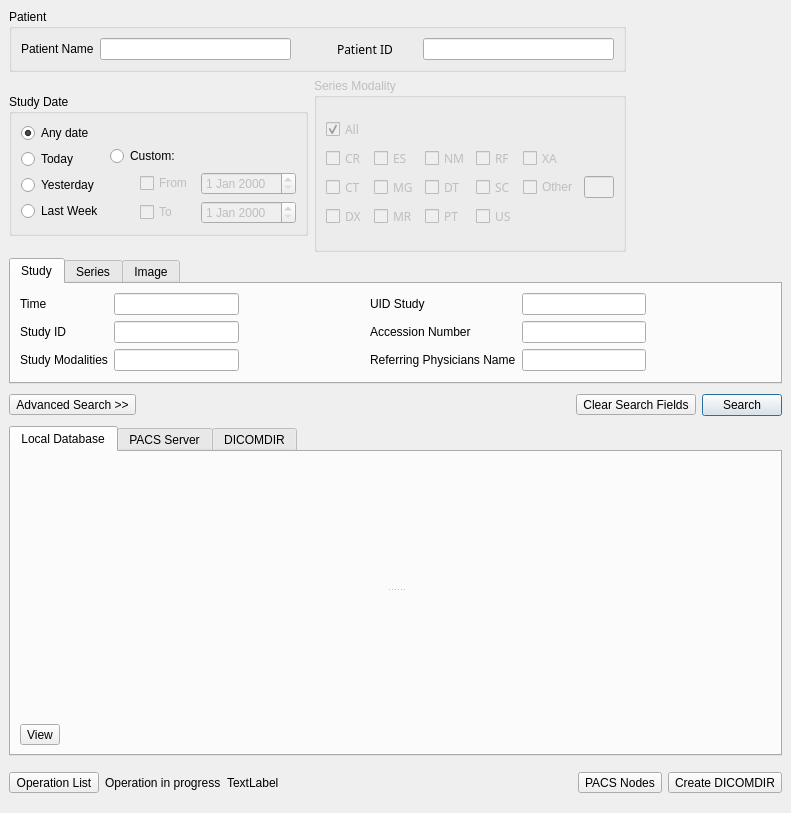
This is starviewer/src/inputoutput/queryscreenbase.ui in starviewer-medical/starviewer as Qt 5 draws it before an edit. The edited form follows.
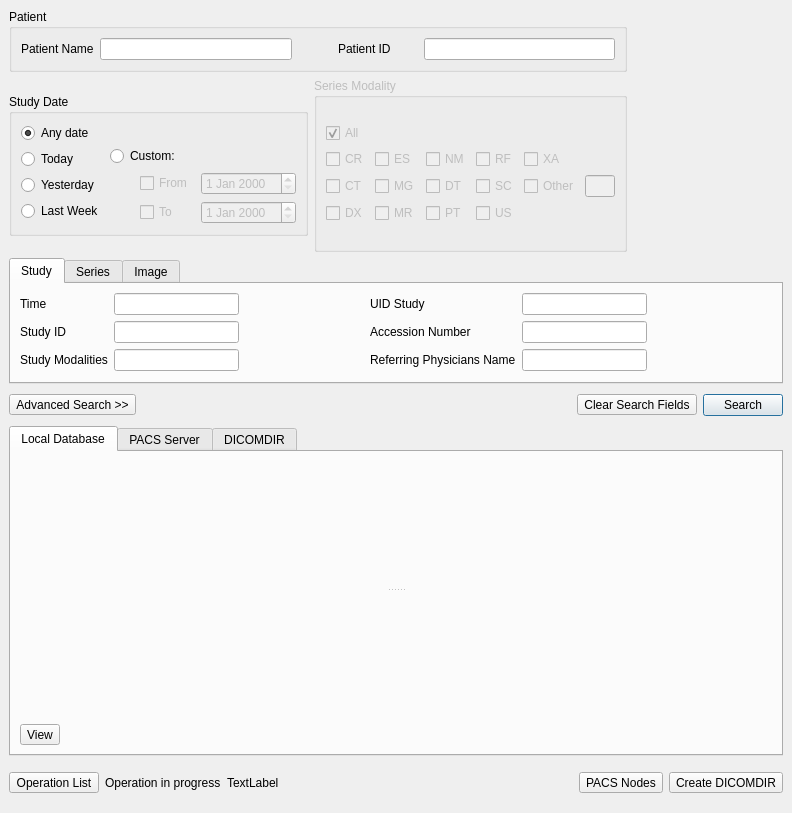
This is the edited form. Icons and pictures are not drawn. Custom widgets are drawn as their Qt base class.

Commit message: ENH: reset de les propietats de font d'alguns labels. ticket #515

The edit to the form file:
```diff
--- a/starviewer/src/inputoutput/queryscreenbase.ui
+++ b/starviewer/src/inputoutput/queryscreenbase.ui
@@ -98,17 +98,6 @@
               <height>0</height>
              </size>
             </property>
-            <property name="font" >
-             <font>
-              <family>Sans Serif</family>
-              <pointsize>9</pointsize>
-              <weight>50</weight>
-              <italic>false</italic>
-              <bold>false</bold>
-              <underline>false</underline>
-              <strikeout>false</strikeout>
-             </font>
-            </property>
             <property name="text" >
              <string>Patient ID</string>
             </property>
@@ -407,17 +396,6 @@
               </property>
               <item row="2" column="3" >
                <widget class="QCheckBox" name="m_checkSC" >
-                <property name="font" >
-                 <font>
-                  <family>Sans Serif</family>
-                  <pointsize>9</pointsize>
-                  <weight>50</weight>
-                  <italic>false</italic>
-                  <bold>false</bold>
-                  <underline>false</underline>
-                  <strikeout>false</strikeout>
-                 </font>
-                </property>
                 <property name="text" >
                  <string>SC</string>
                 </property>
@@ -428,17 +406,6 @@
               </item>
               <item row="1" column="0" >
                <widget class="QCheckBox" name="m_checkCR" >
-                <property name="font" >
-                 <font>
-                  <family>Sans Serif</family>
-                  <pointsize>9</pointsize>
-                  <weight>50</weight>
-                  <italic>false</italic>
-                  <bold>false</bold>
-                  <underline>false</underline>
-                  <strikeout>false</strikeout>
-                 </font>
-                </property>
                 <property name="toolTip" >
                  <string>Computerized Radiography</string>
                 </property>
@@ -452,17 +419,6 @@
               </item>
               <item row="3" column="0" >
                <widget class="QCheckBox" name="m_checkDX" >
-                <property name="font" >
-                 <font>
-                  <family>Sans Serif</family>
-                  <pointsize>9</pointsize>
-                  <weight>50</weight>
-                  <italic>false</italic>
-                  <bold>false</bold>
-                  <underline>false</underline>
-                  <strikeout>false</strikeout>
-                 </font>
-                </property>
                 <property name="toolTip" >
                  <string>Direct Radiography</string>
                 </property>
@@ -476,17 +432,6 @@
               </item>
               <item row="1" column="3" >
                <widget class="QCheckBox" name="m_checkRF" >
-                <property name="font" >
-                 <font>
-                  <family>Sans Serif</family>
-                  <pointsize>9</pointsize>
-                  <weight>50</weight>
-                  <italic>false</italic>
-                  <bold>false</bold>
-                  <underline>false</underline>
-                  <strikeout>false</strikeout>
-                 </font>
-                </property>
                 <property name="toolTip" >
                  <string>Radiography Fluoroscopy</string>
                 </property>
@@ -500,17 +445,6 @@
               </item>
               <item row="0" column="0" >
                <widget class="QCheckBox" name="m_checkAll" >
-                <property name="font" >
-                 <font>
-                  <family>Sans Serif</family>
-                  <pointsize>9</pointsize>
-                  <weight>50</weight>
-                  <italic>false</italic>
-                  <bold>false</bold>
-                  <underline>false</underline>
-                  <strikeout>false</strikeout>
-                 </font>
-                </property>
                 <property name="text" >
                  <string>All</string>
                 </property>
@@ -527,17 +461,6 @@
               </item>
               <item row="3" column="2" >
                <widget class="QCheckBox" name="m_checkPT" >
-                <property name="font" >
-                 <font>
-                  <family>Sans Serif</family>
-                  <pointsize>9</pointsize>
-                  <weight>50</weight>
-                  <italic>false</italic>
-                  <bold>false</bold>
-                  <underline>false</underline>
-                  <strikeout>false</strikeout>
-                 </font>
-                </property>
                 <property name="toolTip" >
                  <string>Penetrant Test</string>
                 </property>
@@ -551,17 +474,6 @@
               </item>
               <item row="2" column="1" >
                <widget class="QCheckBox" name="m_checkMG" >
-                <property name="font" >
-                 <font>
-                  <family>Sans Serif</family>
-                  <pointsize>9</pointsize>
-                  <weight>50</weight>
-                  <italic>false</italic>
-                  <bold>false</bold>
-                  <underline>false</underline>
-                  <strikeout>false</strikeout>
-                 </font>
-                </property>
                 <property name="text" >
                  <string>MG</string>
                 </property>
@@ -572,17 +484,6 @@
               </item>
               <item row="3" column="3" >
                <widget class="QCheckBox" name="m_checkUS" >
-                <property name="font" >
-                 <font>
-                  <family>Sans Serif</family>
-                  <pointsize>9</pointsize>
-                  <weight>50</weight>
-                  <italic>false</italic>
-                  <bold>false</bold>
-                  <underline>false</underline>
-                  <strikeout>false</strikeout>
-                 </font>
-                </property>
                 <property name="toolTip" >
                  <string>Ultrasounds</string>
                 </property>
@@ -596,17 +497,6 @@
               </item>
               <item row="2" column="2" >
                <widget class="QCheckBox" name="m_checkDT" >
-                <property name="font" >
-                 <font>
-                  <family>Sans Serif</family>
-                  <pointsize>9</pointsize>
-                  <weight>50</weight>
-                  <italic>false</italic>
-                  <bold>false</bold>
-                  <underline>false</underline>
-                  <strikeout>false</strikeout>
-                 </font>
-                </property>
                 <property name="toolTip" >
                  <string> Dental Technician</string>
                 </property>
@@ -620,17 +510,6 @@
               </item>
               <item row="2" column="0" >
                <widget class="QCheckBox" name="m_checkCT" >
-                <property name="font" >
-                 <font>
-                  <family>Sans Serif</family>
-                  <pointsize>9</pointsize>
-                  <weight>50</weight>
-                  <italic>false</italic>
-                  <bold>false</bold>
-                  <underline>false</underline>
-                  <strikeout>false</strikeout>
-                 </font>
-                </property>
                 <property name="toolTip" >
                  <string>Computerized Tomography</string>
                 </property>
@@ -647,17 +526,6 @@
               </item>
               <item row="3" column="1" >
                <widget class="QCheckBox" name="m_checkMR" >
-                <property name="font" >
-                 <font>
-                  <family>Sans Serif</family>
-                  <pointsize>9</pointsize>
-                  <weight>50</weight>
-                  <italic>false</italic>
-                  <bold>false</bold>
-                  <underline>false</underline>
-                  <strikeout>false</strikeout>
-                 </font>
-                </property>
                 <property name="toolTip" >
                  <string>Magnetic Resonance</string>
                 </property>
@@ -671,17 +539,6 @@
               </item>
               <item row="1" column="2" >
                <widget class="QCheckBox" name="m_checkNM" >
-                <property name="font" >
-                 <font>
-                  <family>Sans Serif</family>
-                  <pointsize>9</pointsize>
-                  <weight>50</weight>
-                  <italic>false</italic>
-                  <bold>false</bold>
-                  <underline>false</underline>
-                  <strikeout>false</strikeout>
-                 </font>
-                </property>
                 <property name="toolTip" >
                  <string>Nuclear Medicine</string>
                 </property>
@@ -695,17 +552,6 @@
               </item>
               <item row="1" column="1" >
                <widget class="QCheckBox" name="m_checkES" >
-                <property name="font" >
-                 <font>
-                  <family>Sans Serif</family>
-                  <pointsize>9</pointsize>
-                  <weight>50</weight>
-                  <italic>false</italic>
-                  <bold>false</bold>
-                  <underline>false</underline>
-                  <strikeout>false</strikeout>
-                 </font>
-                </property>
                 <property name="text" >
                  <string>ES</string>
                 </property>
@@ -716,17 +562,6 @@
               </item>
               <item row="1" column="4" >
                <widget class="QCheckBox" name="m_checkXA" >
-                <property name="font" >
-                 <font>
-                  <family>Sans Serif</family>
-                  <pointsize>9</pointsize>
-                  <weight>50</weight>
-                  <italic>false</italic>
-                  <bold>false</bold>
-                  <underline>false</underline>
-                  <strikeout>false</strikeout>
-                 </font>
-                </property>
                 <property name="text" >
                  <string>XA</string>
                 </property>
```
